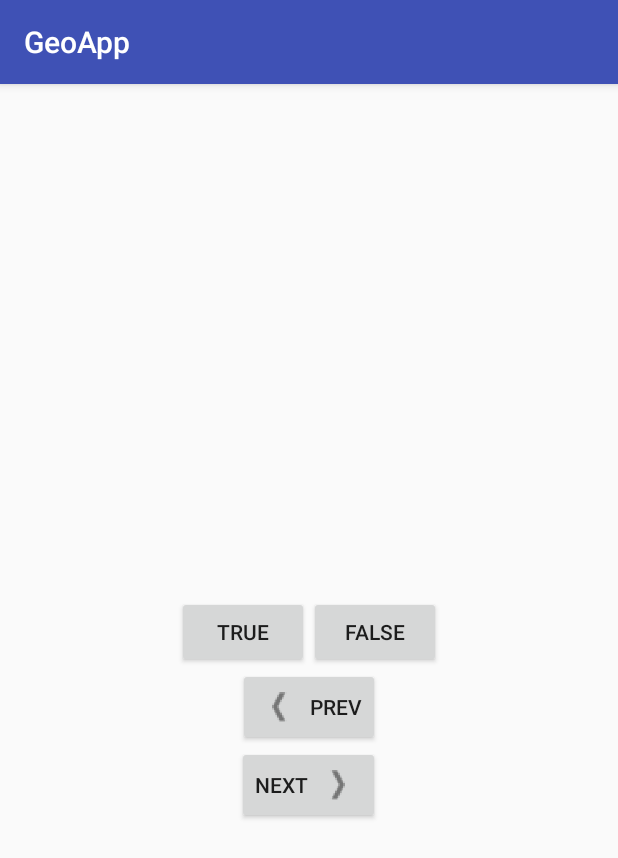
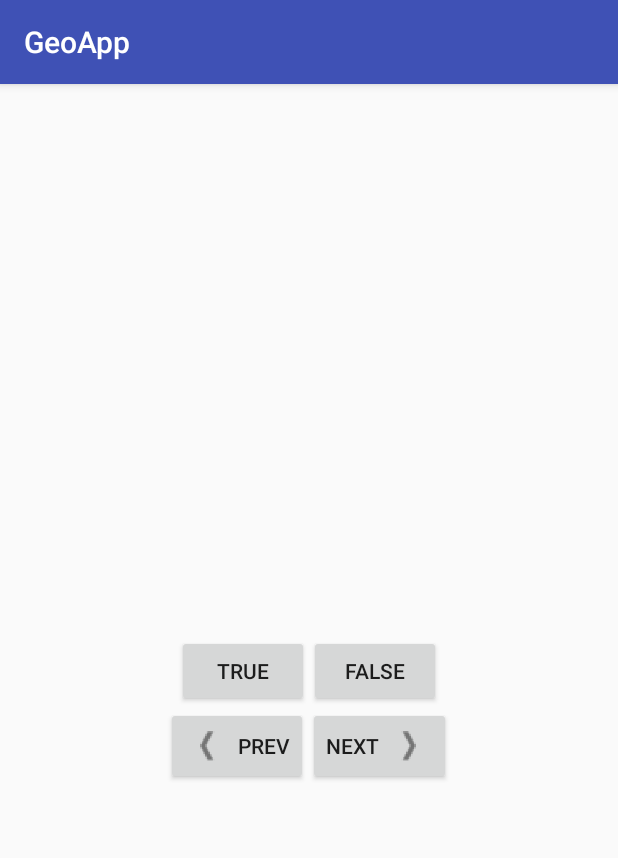
Before and after one commit to MDBaron/GeoApp, an Android app: the screen it shows after launch (QuizActivity), on a phone screen of 412 x 824 dp. Shown: the top 858 px of the screen. Run offline under Robolectric (Android 15) with nearby library versions, the phone set to English and light mode, and no system bars.

Commit message:
Fixed orientation

```diff
--- a/app/src/main/res/layout/activity_quiz.xml
+++ b/app/src/main/res/layout/activity_quiz.xml
@@ -39,6 +39,10 @@
                 android:id="@+id/false_button" />
         </LinearLayout>
 
+    <LinearLayout
+        android:orientation="horizontal"
+        android:layout_width="wrap_content"
+        android:layout_height="wrap_content">
         <Button
             android:layout_width="wrap_content"
             android:layout_height="wrap_content"
@@ -53,6 +57,6 @@
             android:text="@string/next_button"
             android:drawableRight="@drawable/ic_arrow_right"
             android:drawablePadding="4dp"/>
-
+</LinearLayout>
 
     </LinearLayout>
```
